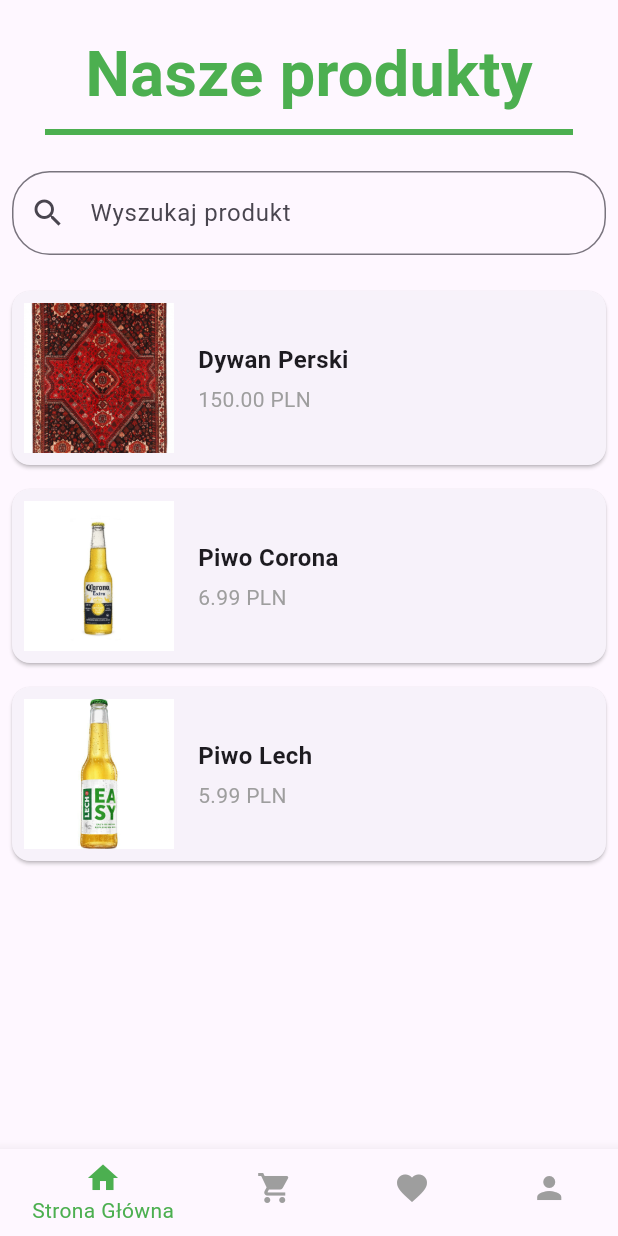
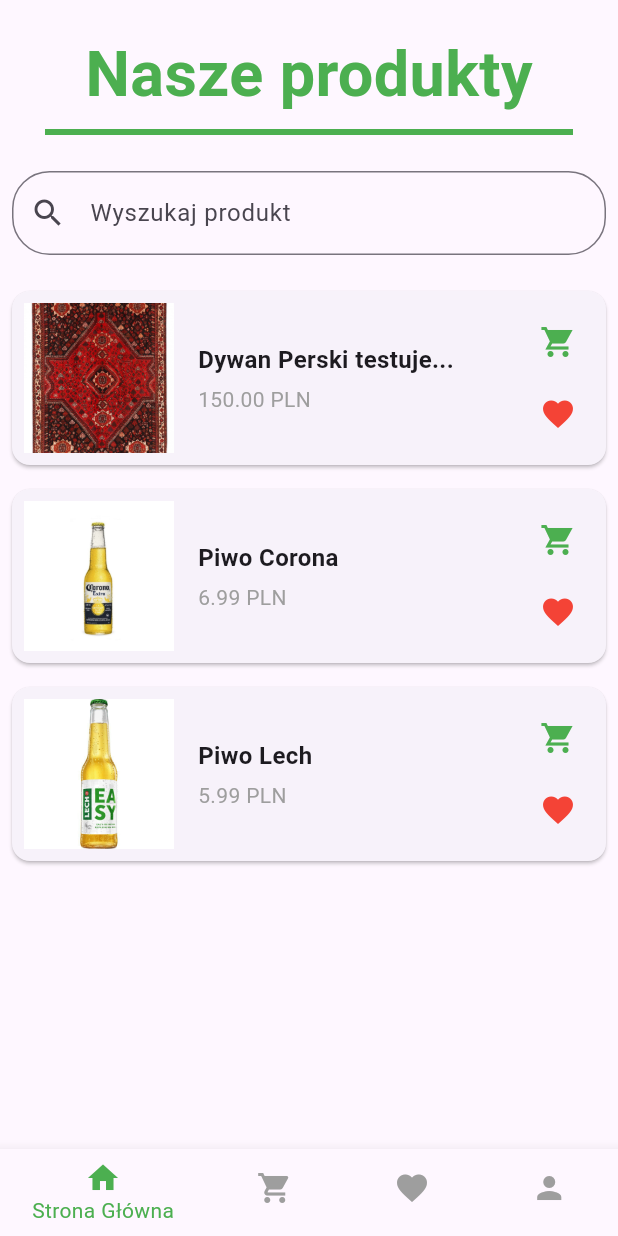
Before and after one commit to Lecrut/CarpetsAndBeers, a Flutter app: the screen it shows after launch, after a tap on "Lista produktów", on a phone screen of 412 x 824 dp. Run offline on Flutter 3.47's test engine with Material 3 defaults, Android fonts, the phone set to English and light mode, and no system bars.

Commit message:
added button icons in product cards

```diff
--- a/src/app/lib/landing_page.dart
+++ b/src/app/lib/landing_page.dart
@@ -130,10 +130,10 @@
             width: 100,
             height: 100,
           ),
-          SizedBox(height: 10),
+          const SizedBox(height: 10),
           Text(
             truncateText(name),
-            style: TextStyle(fontSize: 16, fontWeight: FontWeight.bold),
+            style: const TextStyle(fontSize: 16, fontWeight: FontWeight.bold),
           ),
           SizedBox(height: 5),
           Text(
--- a/src/app/lib/shop_page.dart
+++ b/src/app/lib/shop_page.dart
@@ -9,7 +9,11 @@
 
 class _ShopPageState extends State<ShopPage> {
   final List<Map<String, dynamic>> products = [
-    {'name': 'Dywan Perski', 'price': 150.00, 'imagePath': 'images/dywan.jpg'},
+    {
+      'name': 'Dywan Perski testuje sobie naze',
+      'price': 150.00,
+      'imagePath': 'images/dywan.jpg'
+    },
     {'name': 'Piwo Corona', 'price': 6.99, 'imagePath': 'images/corona.png'},
     {'name': 'Piwo Lech', 'price': 5.99, 'imagePath': 'images/lech.jpg'},
   ];
@@ -102,6 +106,22 @@
   ProductTile(
       {required this.name, required this.price, required this.imagePath});
 
+  void _addToCart() {
+    // dodanie do koszyka
+  }
+
+  void _addToFavorite() {
+    // dodanie do ulubionych
+  }
+
+  String truncateText(String text) {
+    if (text.length > 20) {
+      return '${text.substring(0, 20)}...';
+    } else {
+      return text;
+    }
+  }
+
   @override
   Widget build(BuildContext context) {
     return Card(
@@ -117,11 +137,12 @@
               fit: BoxFit.cover,
             ),
             const SizedBox(width: 16),
-            Column(
+            Expanded(
+              child: Column(
                 crossAxisAlignment: CrossAxisAlignment.start,
                 children: [
                   Text(
-                  name,
+                    truncateText(name),
                     style: TextStyle(fontSize: 16, fontWeight: FontWeight.bold),
                   ),
                   const SizedBox(height: 5),
@@ -131,6 +152,20 @@
                   ),
                 ],
               ),
+            ),
+            Column(
+              children: [
+                IconButton(
+                  onPressed: _addToCart,
+                  icon: const Icon(Icons.shopping_cart_sharp,
+                      color: Colors.green),
+                ),
+                IconButton(
+                  onPressed: _addToFavorite,
+                  icon: const Icon(Icons.favorite, color: Colors.red),
+                ),
+              ],
+            )
           ],
         ),
       ),
```
Lines whose indentation alone changed are shown as unchanged.
